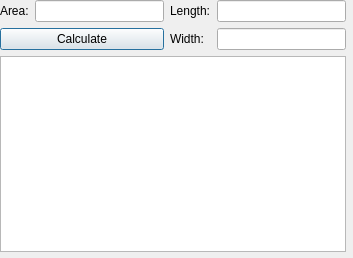
Before: the Qt Designer form src/gui/rectangle_area.ui in ayham-1/upperLowerBounds, drawn with Qt 5.
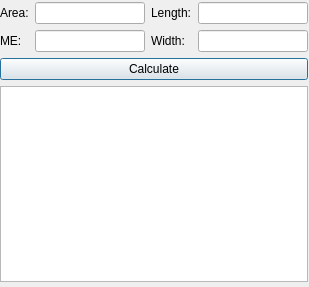
After: the same form once the commit is applied.

Commit message:
Fix UI missing max-error input.
- Missing max-error input fix.
- Add gitlab-cicd qmake build.

Diff of the .ui file:
```diff
--- a/src/gui/rectangle_area.ui
+++ b/src/gui/rectangle_area.ui
@@ -6,8 +6,8 @@
    <rect>
     <x>0</x>
     <y>0</y>
-    <width>353</width>
-    <height>258</height>
+    <width>309</width>
+    <height>287</height>
    </rect>
   </property>
   <property name="windowTitle">
@@ -17,13 +17,13 @@
    <property name="geometry">
     <rect>
      <x>0</x>
-     <y>0</y>
-     <width>346</width>
-     <height>252</height>
+     <y>2</y>
+     <width>308</width>
+     <height>280</height>
     </rect>
    </property>
-   <layout class="QVBoxLayout" name="verticalLayout">
-    <item>
+   <layout class="QGridLayout" name="gridLayout_2">
+    <item row="0" column="0">
      <layout class="QGridLayout" name="gridLayout">
       <item row="0" column="0">
        <widget class="QLabel" name="label">
@@ -45,13 +45,16 @@
       <item row="0" column="3">
        <widget class="QLineEdit" name="lengthText"/>
       </item>
-      <item row="1" column="0" colspan="2">
-       <widget class="QPushButton" name="calculateBtn">
+      <item row="1" column="0">
+       <widget class="QLabel" name="label_4">
         <property name="text">
-         <string>Calculate</string>
+         <string>ME:</string>
         </property>
        </widget>
       </item>
+      <item row="1" column="1">
+       <widget class="QLineEdit" name="maxErrorText"/>
+      </item>
       <item row="1" column="2">
        <widget class="QLabel" name="label_3">
         <property name="text">
@@ -62,9 +65,16 @@
       <item row="1" column="3">
        <widget class="QLineEdit" name="widthText"/>
       </item>
+      <item row="2" column="0" colspan="4">
+       <widget class="QPushButton" name="calculateBtn">
+        <property name="text">
+         <string>Calculate</string>
+        </property>
+       </widget>
+      </item>
      </layout>
     </item>
-    <item>
+    <item row="1" column="0">
      <widget class="QPlainTextEdit" name="plainTextEdit"/>
     </item>
    </layout>
```
The commit also changes 16 other files.
